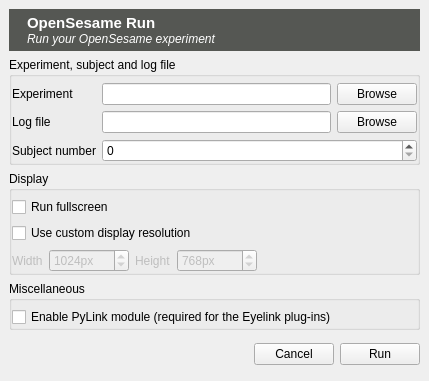
Before: the Qt Designer form resources/ui/opensesamerun.ui in open-cogsci/OpenSesame, drawn with Qt 5.
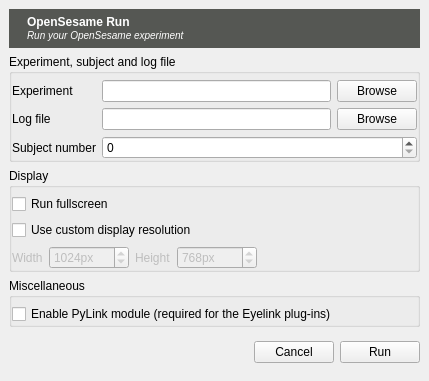
After: the same form once the commit is applied. Icons and pictures are not drawn.

```diff
--- a/resources/ui/opensesamerun.ui
+++ b/resources/ui/opensesamerun.ui
@@ -48,12 +48,7 @@
        <item>
         <widget class="QLabel" name="label_6">
          <property name="text">
-          <string>&lt;!DOCTYPE HTML PUBLIC &quot;-//W3C//DTD HTML 4.0//EN&quot; &quot;http://www.w3.org/TR/REC-html40/strict.dtd&quot;&gt;
-&lt;html&gt;&lt;head&gt;&lt;meta name=&quot;qrichtext&quot; content=&quot;1&quot; /&gt;&lt;style type=&quot;text/css&quot;&gt;
-p, li { white-space: pre-wrap; }
-&lt;/style&gt;&lt;/head&gt;&lt;body style=&quot; font-family:'Ubuntu'; font-size:9pt; font-weight:400; font-style:normal;&quot;&gt;
-&lt;p style=&quot; margin-top:0px; margin-bottom:0px; margin-left:0px; margin-right:0px; -qt-block-indent:0; text-indent:0px;&quot;&gt;&lt;span style=&quot; font-size:11pt; font-weight:600;&quot;&gt;OpenSesame Run&lt;/span&gt;&lt;/p&gt;
-&lt;p style=&quot; margin-top:0px; margin-bottom:0px; margin-left:0px; margin-right:0px; -qt-block-indent:0; text-indent:0px;&quot;&gt;&lt;span style=&quot; font-style:italic;&quot;&gt;Run your OpenSesame experiment&lt;/span&gt;&lt;/p&gt;&lt;/body&gt;&lt;/html&gt;</string>
+          <string>&lt;b&gt;OpenSesame Run&lt;/b&gt;&lt;br /&gt;&lt;small&gt;&lt;i&gt;Run your OpenSesame experiment&lt;/i&gt;&lt;/small&gt;</string>
          </property>
         </widget>
        </item>
```
